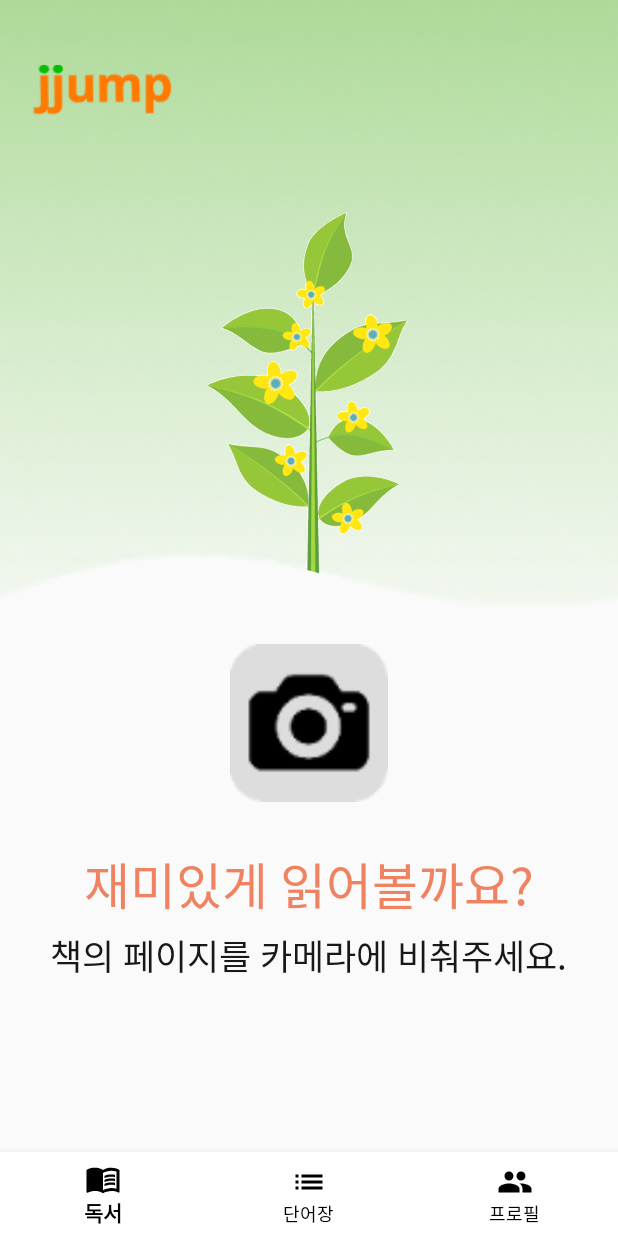
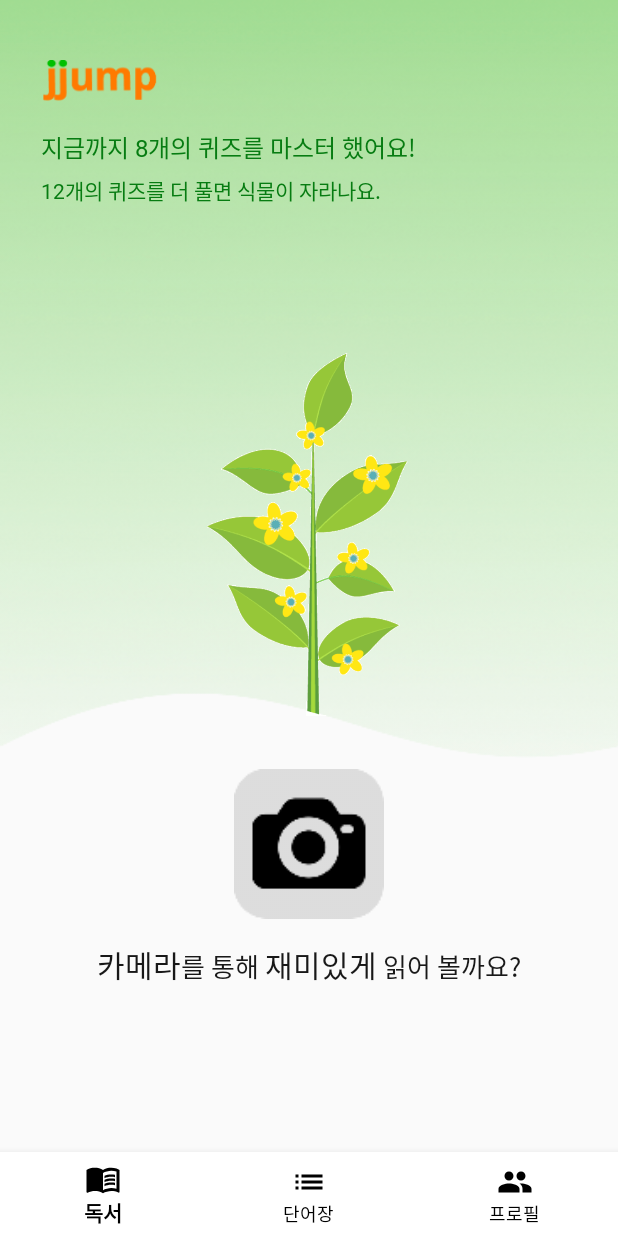
Before and after one commit to ar-child-english-edu-service-jumping/JJUMP, an Android app: the screen it shows after launch (HomeActivity), on a phone screen of 412 x 824 dp. Run offline under Robolectric (Android 15) with nearby library versions, the phone set to English and light mode, and no system bars; pictures from the network do not load; 6 statements that could not run were skipped.

Commit message:
style : update UI

```diff
--- a/app/src/main/java/com/jjump/java/HomeFragment.java
+++ b/app/src/main/java/com/jjump/java/HomeFragment.java
@@ -50,9 +50,9 @@ public class HomeFragment extends Fragment {
         GlideDrawableImageViewTarget gif_tree1 = new GlideDrawableImageViewTarget(ic_tree1);
         GlideDrawableImageViewTarget gif_tree2 = new GlideDrawableImageViewTarget(ic_tree2);
         GlideDrawableImageViewTarget gif_tree3 = new GlideDrawableImageViewTarget(ic_tree3);
-        //Glide.with(getActivity()).load(R.drawable.gif_tree1).into(gif_tree1);
+        Glide.with(getActivity()).load(R.drawable.gif_tree1).into(gif_tree1);
         Glide.with(getActivity()).load(R.drawable.gif_tree2).into(gif_tree2);
-        //Glide.with(getActivity()).load(R.drawable.gif_tree3).into(gif_tree3);
+        Glide.with(getActivity()).load(R.drawable.gif_tree3).into(gif_tree3);
 
         return rootView;
     }
--- a/app/src/main/java/com/jjump/java/LoginActivity.java
+++ b/app/src/main/java/com/jjump/java/LoginActivity.java
@@ -128,6 +128,8 @@ public class LoginActivity extends AppCompatActivity {
             // 닉네임 post 하는 childname dialog에 이메일 값 전달
             Intent intent2=new Intent(LoginActivity.this,ChildNameDialog.class);
             intent2.putExtra("email",account.getEmail());
+            Intent intent3=new Intent(LoginActivity.this,ProfileFragment.class);
+            intent3.putExtra("name",account.getDisplayName());
 
             startActivity(intent);
         } catch (ApiException e) {
--- a/app/src/main/res/layout/activity_ar.xml
+++ b/app/src/main/res/layout/activity_ar.xml
@@ -17,6 +17,7 @@
         android:layout_width="match_parent"
         android:layout_height="125dp"
         android:layout_gravity="bottom"
+        android:visibility="invisible"
         android:scaleType="fitXY"
         app:srcCompat="@drawable/bg_bottom_wave" />
 
--- a/app/src/main/res/layout/activity_vision_camerax_live_preview.xml
+++ b/app/src/main/res/layout/activity_vision_camerax_live_preview.xml
@@ -47,7 +47,7 @@
         <FrameLayout
             android:id="@+id/wordlistframe"
             android:layout_width="match_parent"
-            android:layout_height="160dp"
+            android:layout_height="140dp"
             app:layout_constraintBottom_toBottomOf="parent"
             app:layout_constraintLeft_toLeftOf="parent"
             app:layout_constraintRight_toRightOf="parent">
@@ -55,7 +55,8 @@
             <ImageView
                 android:id="@+id/backgroud_bottom_wave"
                 android:layout_width="match_parent"
-                android:layout_height="160dp"
+                android:visibility="visible"
+                android:layout_height="140dp"
                 android:scaleType="fitXY"
                 android:src="@drawable/bg_bottom_wave" />
 
--- a/app/src/main/res/layout/fragment_home.xml
+++ b/app/src/main/res/layout/fragment_home.xml
@@ -9,7 +9,7 @@
         android:id="@+id/backgroud_wave"
         android:scaleType="fitXY"
         android:layout_width="match_parent"
-        android:layout_height="405dp"
+        android:layout_height="505dp"
         android:src="@drawable/bg_main_wave"
         app:layout_constraintLeft_toLeftOf="parent"
         app:layout_constraintRight_toRightOf="parent"
@@ -17,30 +17,45 @@
 
     <ImageView
         android:id="@+id/ic_logo"
-        android:layout_width="98dp"
-        android:layout_height="34dp"
+        android:layout_width="94dp"
+        android:layout_height="28dp"
         android:layout_marginStart="20dp"
-        android:layout_marginTop="43dp"
+        android:layout_marginTop="40dp"
         android:src="@drawable/ic_logo"
         app:layout_constraintLeft_toLeftOf="parent"
         app:layout_constraintTop_toTopOf="parent" />
-    <ImageView
-        android:id="@+id/ic_sparkle"
-        android:layout_width="match_parent"
-        android:layout_height="300dp"
-        android:src="@drawable/gif_sparkle"
-        android:layout_marginTop="70dp"
-        android:visibility="invisible"
+    <TextView
+        android:id="@+id/current_status"
+        android:layout_width="wrap_content"
+        android:layout_height="wrap_content"
+        android:layout_marginStart="27dp"
+        android:layout_marginTop="18dp"
+        android:text="지금까지 8개의 퀴즈를 마스터 했어요!"
+        android:textSize="16dp"
+        android:textColor="#077C12"
+        android:fontFamily="@font/notosanskr_bold"
         app:layout_constraintLeft_toLeftOf="parent"
-        app:layout_constraintRight_toRightOf="parent"
-        app:layout_constraintTop_toTopOf="@id/backgroud_wave" />
+        app:layout_constraintTop_toBottomOf="@id/ic_logo"/>
+    <TextView
+        android:id="@+id/next_status"
+        android:layout_width="wrap_content"
+        android:layout_height="wrap_content"
+        android:layout_marginStart="27dp"
+        android:layout_marginTop="48dp"
+        android:text="12개의 퀴즈를 더 풀면 식물이 자라나요."
+        android:textSize="14dp"
+        android:textColor="#077C12"
+        android:fontFamily="@font/notosnaskr_medium"
+        app:layout_constraintLeft_toLeftOf="parent"
+        app:layout_constraintTop_toBottomOf="@id/ic_logo"/>
     <ImageView
         android:id="@+id/ic_tree1"
         android:layout_width="560dp"
         android:layout_height="560dp"
         android:src="@drawable/gif_tree1"
-        android:layout_marginTop="47dp"
+        android:layout_marginTop="142dp"
         android:visibility="invisible"
+        app:layout_constraintHorizontal_bias="0.48"
         app:layout_constraintLeft_toLeftOf="parent"
         app:layout_constraintRight_toRightOf="parent"
         app:layout_constraintTop_toTopOf="@id/backgroud_wave" />
@@ -50,15 +65,17 @@
         android:layout_height="520dp"
         android:src="@drawable/gif_tree2"
         android:visibility="invisible"
+        android:layout_marginTop="94dp"
         app:layout_constraintLeft_toLeftOf="parent"
         app:layout_constraintRight_toRightOf="parent"
         app:layout_constraintTop_toTopOf="@id/backgroud_wave" />
     <ImageView
         android:id="@+id/ic_tree3"
-        android:layout_width="457dp"
-        android:layout_height="456dp"
+        android:layout_width="440dp"
+        android:layout_height="440dp"
         android:src="@drawable/gif_tree3"
-        android:visibility="invisible"
+        android:visibility="visible"
+        android:layout_marginTop="108dp"
         app:layout_constraintLeft_toLeftOf="parent"
         app:layout_constraintRight_toRightOf="parent"
         app:layout_constraintTop_toTopOf="@id/backgroud_wave" />
@@ -66,9 +83,9 @@
 
     <ImageButton
         android:id="@+id/btn_camera"
-        android:layout_width="105dp"
-        android:layout_height="105dp"
-        android:layout_marginTop="24dp"
+        android:layout_width="100dp"
+        android:layout_height="100dp"
+        android:layout_marginTop="7dp"
         android:background="@android:color/transparent"
         android:scaleType="fitXY"
         android:src="@drawable/btn_camera"
@@ -80,8 +97,9 @@
         android:id="@+id/linearLayout"
         android:layout_width="match_parent"
         android:layout_height="wrap_content"
-        android:layout_marginTop="20dp"
-        android:orientation="vertical"
+        android:layout_marginTop="15dp"
+        android:orientation="horizontal"
+        android:gravity="center_horizontal"
         app:layout_constraintLeft_toLeftOf="parent"
         app:layout_constraintRight_toRightOf="parent"
         app:layout_constraintTop_toBottomOf="@id/btn_camera">
@@ -89,22 +107,31 @@
         <TextView
             android:layout_width="wrap_content"
             android:layout_height="wrap_content"
-            android:layout_gravity="center_horizontal"
-            android:fontFamily="@font/dodamdodam"
-            android:layout_marginTop="10dp"
-            android:text="재미있게 읽어볼까요?"
-            android:textColor="#EF8260"
-            android:textSize="33dp" />
-
+            android:fontFamily="@font/cookierun_regular"
+            android:text="카메라"
+            android:textColor="#181818"
+            android:textSize="20dp" />
         <TextView
             android:layout_width="wrap_content"
             android:layout_height="wrap_content"
-            android:layout_gravity="center_horizontal"
-            android:layout_marginTop="5dp"
-            android:fontFamily="@font/dodamdodam"
-            android:text="책의 페이지를 카메라에 비춰주세요."
+            android:fontFamily="@font/cookierun_regular"
+            android:text="를 통해 "
             android:textColor="#181818"
-            android:textSize="23dp" />
+            android:textSize="17dp" />
+        <TextView
+            android:layout_width="wrap_content"
+            android:layout_height="wrap_content"
+            android:fontFamily="@font/cookierun_regular"
+            android:text="재미있게"
+            android:textColor="#181818"
+            android:textSize="20dp" />
+        <TextView
+            android:layout_width="wrap_content"
+            android:layout_height="wrap_content"
+            android:fontFamily="@font/cookierun_regular"
+            android:text=" 읽어 볼까요?"
+            android:textColor="#181818"
+            android:textSize="17dp" />
 
     </LinearLayout>
 
--- a/app/src/main/res/layout/item_wordlist.xml
+++ b/app/src/main/res/layout/item_wordlist.xml
@@ -20,12 +20,12 @@
             android:id="@+id/tv_dates"
             android:layout_width="wrap_content"
             android:layout_height="wrap_content"
-            android:layout_marginStart="20dp"
+            android:layout_marginStart="12dp"
             android:fontFamily="@font/notosnaskr_medium"
             android:includeFontPadding="false"
             android:text="2022.03.17"
             android:textColor="#4b4b4b"
-            android:textSize="13dp" />
+            android:textSize="15dp" />
 
     </LinearLayout>
 
@@ -40,7 +40,7 @@
         android:layout_width="match_parent"
         android:layout_height="1dp"
         android:layout_marginTop="4dp"
-        android:background="#80989696" />
+        android:background="#59C3C3C3" />
 
 
 </LinearLayout>
```
Also changed, not shown: app/src/main/java/com/jjump/java/ProfileFragment.java (+9 -0 lines), app/src/main/res/layout/activity_login.xml (+18 -11 lines), app/src/main/res/layout/fragment_profile.xml (+40 -17 lines), app/src/main/res/layout/fragment_wordlist.xml (+28 -4 lines), app/src/main/res/layout/item_word.xml (+7 -7 lines), app/src/main/res/drawable-hdpi/ch_default.png (deleted), app/src/main/res/drawable-hdpi/ch_default_.png (deleted), app/src/main/res/drawable-xxhdpi/bg_main_wave.png (added), app/src/main/res/drawable-xxhdpi/btn_camera.png (renamed from app/src/main/res/drawable-xxxhdpi/btn_camera.png), app/src/main/res/drawable-xxhdpi/btn_camera_green.png (added), app/src/main/res/drawable-xxhdpi/ch_default.png (added), app/src/main/res/drawable-xxxhdpi/bg_main_wave.png (deleted), 2 other files.
